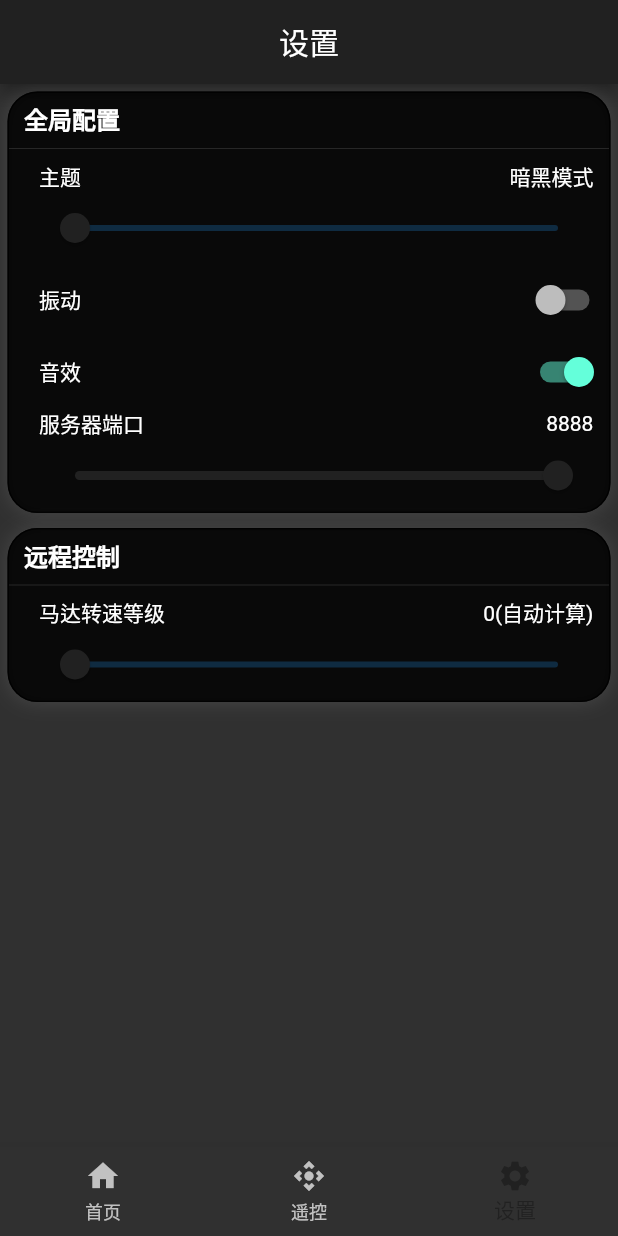
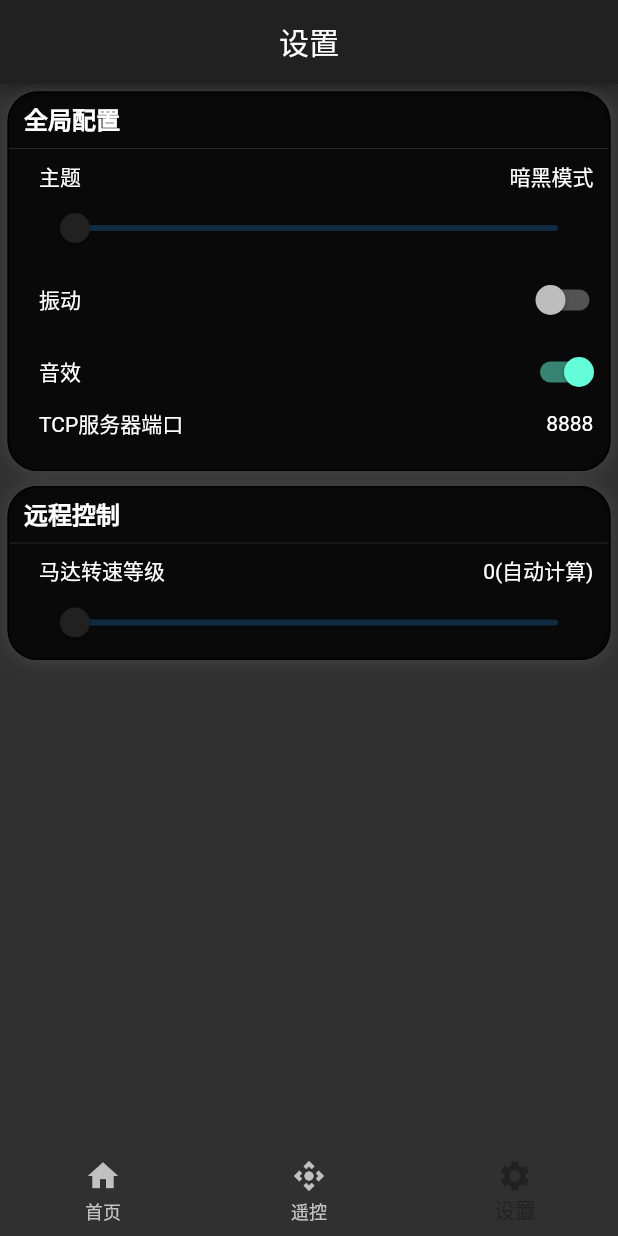
Before and after one commit to weijian2014/smartcar, a Flutter app: the screen it shows after launch, item 3 of the bottom bar chosen, on a phone screen of 412 x 824 dp. Run offline on Flutter 3.47's test engine with Material 2 defaults, Android fonts, the phone set to English and light mode, and no system bars; our stand-ins replace audioplayers, event_bus, sensors_plus, shared_preferences; missing offline and left inert: flutter_vibrate; statements that could not run were skipped.

Commit message:
opt settings page

```diff
--- a/app/lib/settings_page.dart
+++ b/app/lib/settings_page.dart
@@ -18,7 +18,6 @@ class SettingsPageWidgetState extends State<SettingsPageWidget> {
   bool _isCanVibrate = false;
   bool _isVibration = false;
   bool _isSoundEffect = false;
-  int _tcpServerPort = 8888;
   int _rotatingLevel = 0;
 
   BoxDecoration _setBoxDecoration() {
@@ -83,7 +82,6 @@ class SettingsPageWidgetState extends State<SettingsPageWidget> {
     _themeIndex = config.themeIndex;
     _isVibration = config.isVibrate;
     _isSoundEffect = config.isSoundEffect;
-    _tcpServerPort = config.tcpServerPort;
     _rotatingLevel = config.motroRotatingLevel;
   }
 
@@ -211,47 +209,21 @@ class SettingsPageWidgetState extends State<SettingsPageWidget> {
                           ],
                         )),
                     Padding(
-                      padding: EdgeInsets.fromLTRB(20.0, 0.0, 0.0, 0.0),
+                      padding: EdgeInsets.fromLTRB(20.0, 0.0, 0.0, 20.0),
                       child: Column(
                         children: [
                           Row(
                             children: [
                               Expanded(
                                 flex: 6,
-                                child: Text('服务器端口'),
+                                child: Text('TCP服务器端口'),
                               ),
                               Expanded(
                                 flex: 0,
-                                child: Text('${_tcpServerPort}   '),
+                                child: Text('${config.tcpServerPort}   '),
                               ),
                             ],
-                          ),
-                          Padding(
-                            padding: EdgeInsets.fromLTRB(0.0, 0.0, 10.0, 0.0),
-                            child: Slider(
-                              value: _tcpServerPort.toDouble(),
-                              activeColor: Provider.of<ThemeState>(context)
-                                  .themeData
-                                  .primaryColor,
-                              onChanged: (value) {
-                                if (value.ceil() != _tcpServerPort) {
-                                  setState(() {
-                                    _tcpServerPort = value.ceil();
-                                    _effect();
-                                  });
-                                }
-                              },
-                              onChangeStart: null,
-                              onChangeEnd: (data) {
-                                config.tcpServerPort = _tcpServerPort;
-                              },
-                              min: 8866.0,
-                              max: 8888.0,
-                              semanticFormatterCallback: (double newValue) {
-                                return '${newValue.ceil()} dollars}';
-                              },
-                            ),
-                          ),
+                          )
                         ],
                       ),
                     ),
```
Also changed, not shown: app/lib/control_page.dart (+42 -35 lines).
